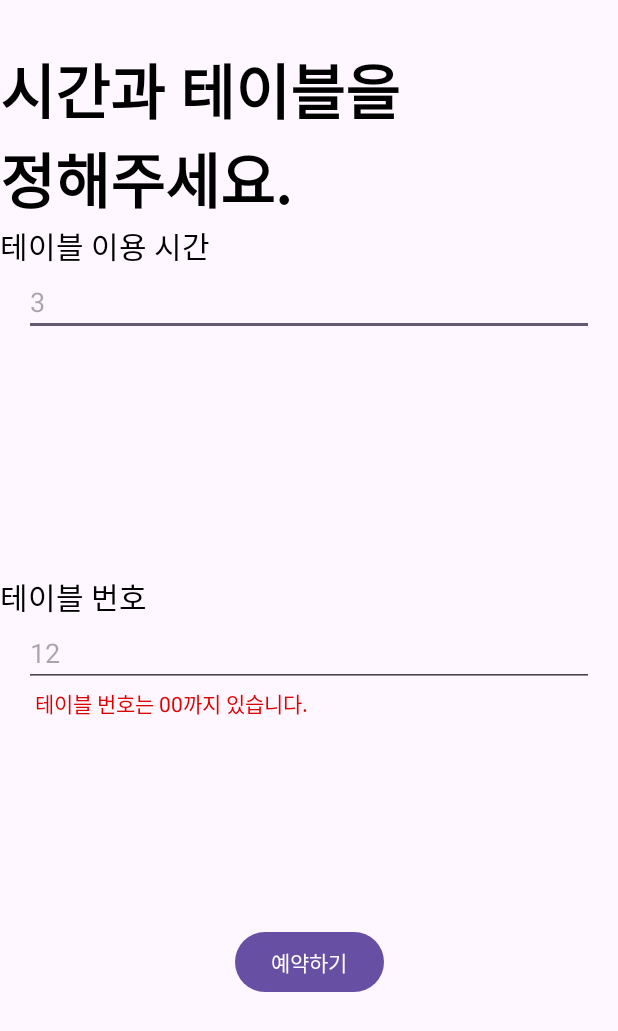
After one commit to DGSWBigBang/bucktime-android, an Android app: the ResponseCafeActivity screen opened directly, with no data from a screen before it, on a phone screen of 412 x 824 dp. The commit adds this screen. Shown: the top 1031 px of the screen. Run offline under Robolectric (Android 15) with nearby library versions, the phone set to English and light mode, and no system bars.

Commit message:
완전비상 ver_1

```diff
--- a/app/build.gradle.kts
+++ b/app/build.gradle.kts
@@ -49,6 +49,9 @@ dependencies {
     implementation ("com.squareup.retrofit2:retrofit:2.9.0")
     implementation ("com.squareup.retrofit2:converter-gson:2.9.0")
 
+    // bottom sheet
+    implementation ("com.google.android.material:material:1.10.0")
+
     implementation("androidx.core:core-ktx:1.12.0")
     implementation("androidx.appcompat:appcompat:1.6.1")
     implementation("com.google.android.material:material:1.10.0")
--- /dev/null
+++ b/app/src/main/java/org/qpeterp/timebucks/cafeInfoViewer/ResponseCafeActivity.kt
@@ -0,0 +1,18 @@
+package org.qpeterp.timebucks.cafeInfoViewer
+
+import android.os.Bundle
+import android.util.Log
+import androidx.appcompat.app.AppCompatActivity
+import org.qpeterp.timebucks.databinding.ActivityOrderCafeBinding
+import org.qpeterp.timebucks.databinding.ActivityResponseCafeBinding
+
+class ResponseCafeActivity: AppCompatActivity() {
+    private val binding by lazy { ActivityResponseCafeBinding.inflate(layoutInflater) }
+
+    override fun onCreate(savedInstanceState: Bundle?) {
+        super.onCreate(savedInstanceState)
+        Log.d("MainCafeFragmentStart","yesss")
+
+        setContentView(binding.root)
+    }
+}
--- a/app/src/main/java/org/qpeterp/timebucks/dataClass/CafeInfo.kt
+++ b/app/src/main/java/org/qpeterp/timebucks/dataClass/CafeInfo.kt
@@ -7,5 +7,8 @@ data class CafeInfo(
     val cafeName: String,
     val ownerMail: String,
     val latitude: String,
-    val longitude: String
+    val longitude: String,
+    val callNumber: String,
+    val openTime: String,
+    val closeTime: String
 )
--- a/app/src/main/java/org/qpeterp/timebucks/retrofit/RequestManager.kt
+++ b/app/src/main/java/org/qpeterp/timebucks/retrofit/RequestManager.kt
@@ -28,7 +28,7 @@ class RequestManager {
                 if (response.isSuccessful) {
                     Log.d("getCafeInfo is Sucessful!_1", "$response")
                     val apiResponse = response.body() ?: return
-                    Log.d("getCafeInfo is Sucessful!_2", "$response")
+                    Log.d("getCafeInfo is Sucessful!_2", "$apiResponse")
 
                     callback(apiResponse)
                 } else {
--- /dev/null
+++ b/app/src/main/res/layout/activity_response_cafe.xml
@@ -0,0 +1,103 @@
+<?xml version="1.0" encoding="utf-8"?>
+<androidx.constraintlayout.widget.ConstraintLayout xmlns:android="http://schemas.android.com/apk/res/android"
+    android:layout_width="match_parent"
+    android:layout_height="match_parent"
+    xmlns:tools="http://schemas.android.com/tools"
+    xmlns:app="http://schemas.android.com/apk/res-auto"
+    tools:context=".cafeInfoViewer.ResponseCafeActivity">
+
+    <TextView
+        android:id="@+id/titleResponse"
+        android:layout_width="match_parent"
+        android:layout_height="wrap_content"
+        android:text="시간과 테이블을 정해주세요."
+        android:textColor="@color/black"
+        android:textSize="40sp"
+        android:textStyle="bold"
+        app:layout_constraintStart_toStartOf="parent"
+        app:layout_constraintEnd_toEndOf="parent"
+        app:layout_constraintTop_toTopOf="parent"
+        android:layout_marginEnd="100dp"
+        android:layout_marginTop="30dp"/>
+
+    <LinearLayout
+        android:id="@+id/justInput"
+        android:layout_width="match_parent"
+        android:layout_height="wrap_content"
+        android:orientation="vertical"
+        app:layout_constraintBottom_toBottomOf="parent"
+        app:layout_constraintEnd_toEndOf="parent"
+        app:layout_constraintHorizontal_bias="1.0"
+        app:layout_constraintStart_toStartOf="parent"
+        app:layout_constraintTop_toBottomOf="@id/titleResponse"
+        app:layout_constraintVertical_bias="0.0">
+
+        <TextView
+            android:layout_width="wrap_content"
+            android:layout_height="wrap_content"
+            android:text="테이블 이용 시간"
+            android:textSize="20sp"
+            android:textColor="@color/black" />
+
+        <com.google.android.material.textfield.TextInputEditText
+            android:layout_width="match_parent"
+            android:layout_height="wrap_content"
+            android:layout_marginStart="16dp"
+            android:layout_marginEnd="16dp"
+            android:inputType="time"
+            app:layout_constraintBottom_toBottomOf="parent"
+            app:layout_constraintEnd_toEndOf="parent"
+            app:layout_constraintStart_toStartOf="parent"
+            app:layout_constraintTop_toTopOf="parent"
+            android:hint="3"/>
+
+    </LinearLayout>
+
+    <LinearLayout
+        android:id="@+id/tableInput"
+        android:layout_width="match_parent"
+        android:layout_height="wrap_content"
+        app:layout_constraintStart_toStartOf="parent"
+        app:layout_constraintEnd_toEndOf="parent"
+        app:layout_constraintTop_toBottomOf="@id/justInput"
+        app:layout_constraintBottom_toTopOf="@id/responseButton"
+        android:orientation="vertical">
+
+        <TextView
+            android:layout_width="wrap_content"
+            android:layout_height="wrap_content"
+            android:text="테이블 번호"
+            android:textSize="20sp"
+            android:textColor="@color/black"/>
+
+        <com.google.android.material.textfield.TextInputEditText
+            android:id="@+id/idResponseTable"
+            android:layout_width="match_parent"
+            android:layout_height="wrap_content"
+            android:layout_marginEnd="16dp"
+            android:layout_marginStart="16dp"
+            android:hint="12"/>
+    </LinearLayout>
+
+    <TextView
+        android:layout_width="wrap_content"
+        android:layout_height="wrap_content"
+        app:layout_constraintStart_toStartOf="parent"
+        app:layout_constraintEnd_toEndOf="parent"
+        app:layout_constraintTop_toBottomOf="@id/tableInput"
+        app:layout_constraintHorizontal_bias="0.1"
+        android:text="테이블 번호는 00까지 있습니다."
+        android:textColor="#dd0000"/>
+
+    <Button
+        android:id="@+id/responseButton"
+        android:layout_width="wrap_content"
+        android:layout_height="wrap_content"
+        android:text="예약하기"
+        app:layout_constraintStart_toStartOf="parent"
+        app:layout_constraintEnd_toEndOf="parent"
+        app:layout_constraintTop_toBottomOf="@id/tableInput"
+        app:layout_constraintBottom_toBottomOf="parent"/>
+
+
+</androidx.constraintlayout.widget.ConstraintLayout>
```
Also changed, not shown: app/src/main/AndroidManifest.xml (+16 -0 lines), app/src/main/java/org/qpeterp/timebucks/cafeInfoViewer/OrderCafeActivity.kt (added, +14 -0 lines), app/src/main/java/org/qpeterp/timebucks/cafeInfoViewer/PopupActivity.kt (added, +82 -0 lines), app/src/main/java/org/qpeterp/timebucks/mainFragments/FragmentMap.kt (+44 -34 lines), app/src/main/res/drawable/cafe_information_button_background.xml (added, +10 -0 lines), app/src/main/res/layout/activity_order_cafe.xml (added, +16 -0 lines), app/src/main/res/layout/fragment_map.xml (+56 -0 lines), app/src/main/res/layout/item_cafe_info.xml (added, +82 -0 lines), app/src/main/res/layout/item_marker.xml (added, +47 -0 lines), app/src/main/res/drawable/marker_self_postion.png (added).
